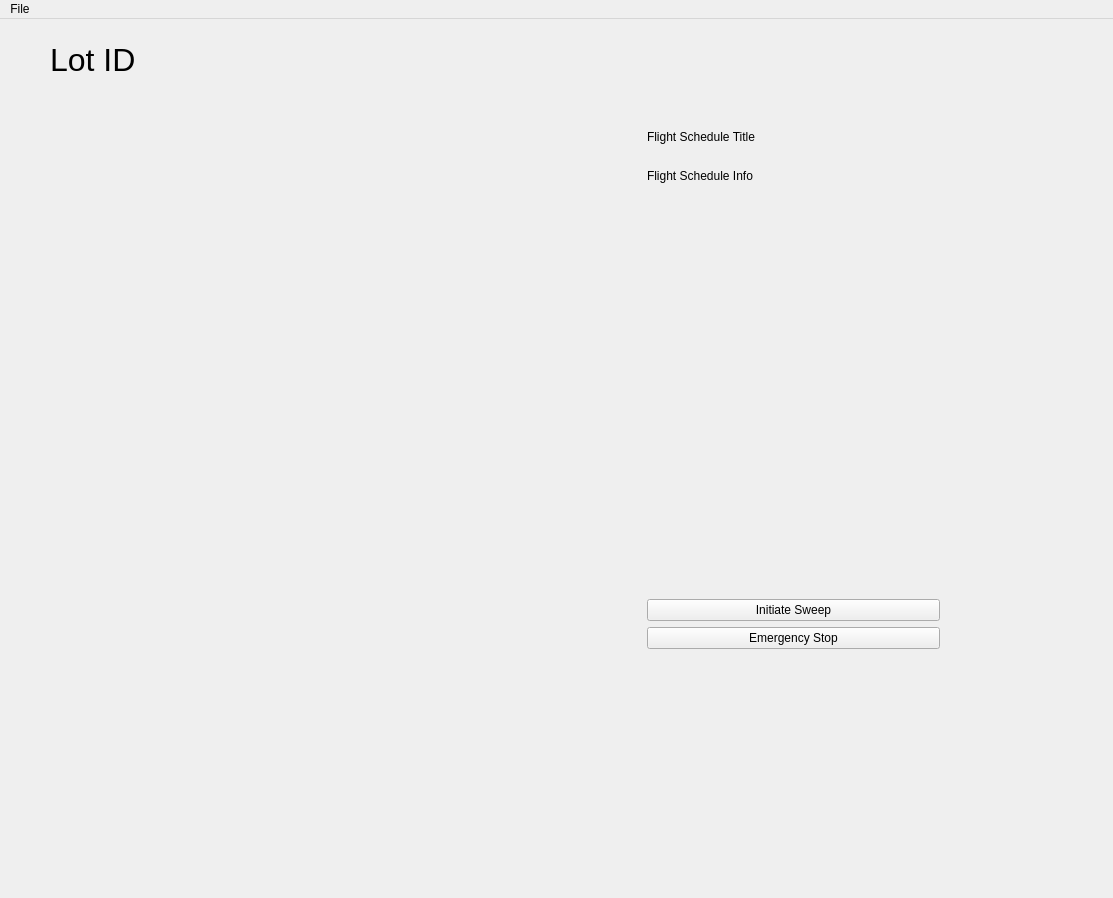
Old version of the form DronePark1/DronePark1/dronepark1.ui in the repository Nomen-Naught/DronePark1.
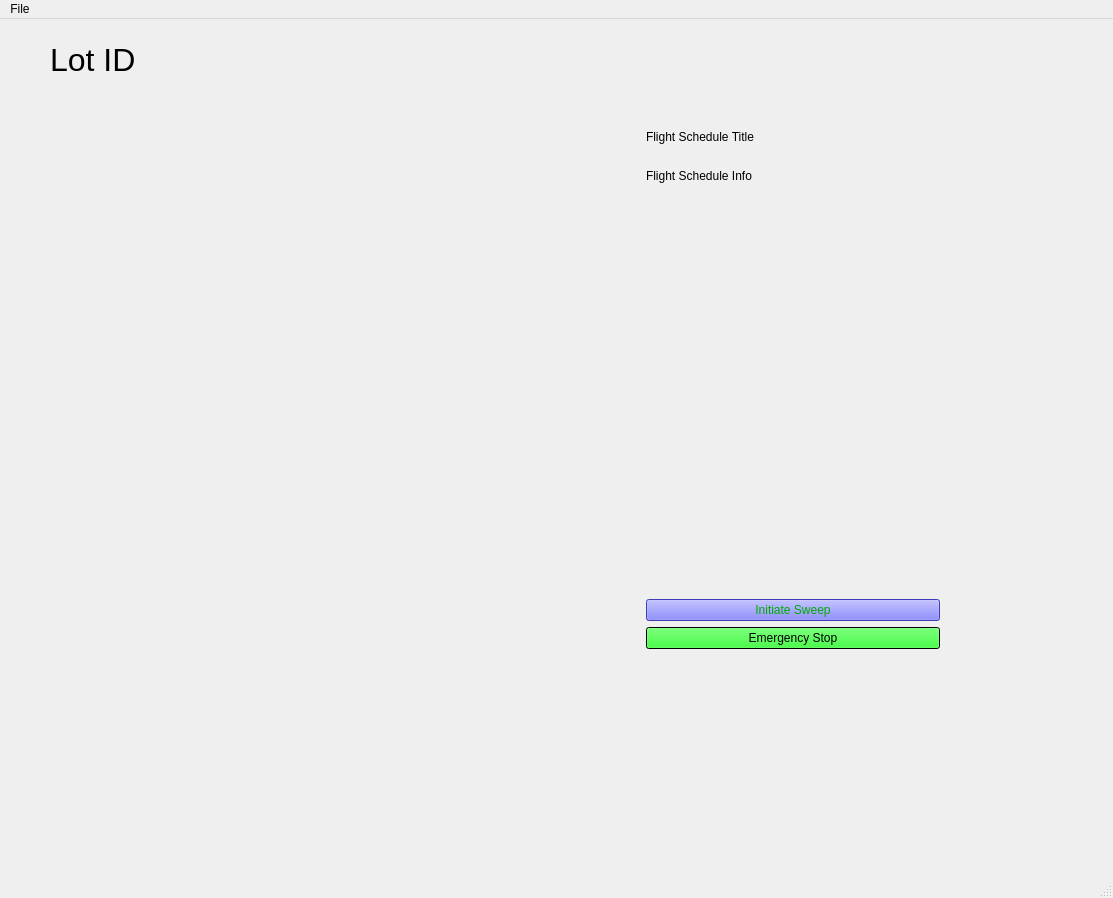
New version of the form. Icons and pictures are not drawn. Custom widgets are drawn as their Qt base class.

Commit message: Pretty button colours, also a status bar

The edit to the form file:
```diff
--- a/DronePark1/DronePark1/dronepark1.ui
+++ b/DronePark1/DronePark1/dronepark1.ui
@@ -10,6 +10,70 @@
     <height>898</height>
    </rect>
   </property>
+  <property name="palette">
+   <palette>
+    <active>
+     <colorrole role="Button">
+      <brush brushstyle="SolidPattern">
+       <color alpha="255">
+        <red>0</red>
+        <green>255</green>
+        <blue>0</blue>
+       </color>
+      </brush>
+     </colorrole>
+     <colorrole role="Shadow">
+      <brush brushstyle="SolidPattern">
+       <color alpha="255">
+        <red>0</red>
+        <green>170</green>
+        <blue>255</blue>
+       </color>
+      </brush>
+     </colorrole>
+    </active>
+    <inactive>
+     <colorrole role="Button">
+      <brush brushstyle="SolidPattern">
+       <color alpha="255">
+        <red>0</red>
+        <green>255</green>
+        <blue>0</blue>
+       </color>
+      </brush>
+     </colorrole>
+     <colorrole role="Shadow">
+      <brush brushstyle="SolidPattern">
+       <color alpha="255">
+        <red>0</red>
+        <green>170</green>
+        <blue>255</blue>
+       </color>
+      </brush>
+     </colorrole>
+    </inactive>
+    <disabled>
+     <colorrole role="Button">
+      <brush brushstyle="SolidPattern">
+       <color alpha="255">
+        <red>0</red>
+        <green>255</green>
+        <blue>0</blue>
+       </color>
+      </brush>
+     </colorrole>
+     <colorrole role="Shadow">
+      <brush brushstyle="SolidPattern">
+       <color alpha="255">
+        <red>0</red>
+        <green>170</green>
+        <blue>255</blue>
+       </color>
+      </brush>
+     </colorrole>
+    </disabled>
+   </palette>
+  </property>
   <property name="windowTitle">
    <string>DronePark1</string>
   </property>
@@ -67,13 +131,747 @@
              <height>300</height>
             </size>
            </property>
+           <property name="palette">
+            <palette>
+             <active>
+              <colorrole role="WindowText">
+               <brush brushstyle="SolidPattern">
+                <color alpha="255">
+                 <red>0</red>
+                 <green>0</green>
+                 <blue>0</blue>
+                </color>
+               </brush>
+              </colorrole>
+              <colorrole role="Button">
+               <brush brushstyle="SolidPattern">
+                <color alpha="255">
+                 <red>85</red>
+                 <green>85</green>
+                 <blue>255</blue>
+                </color>
+               </brush>
+              </colorrole>
+              <colorrole role="Light">
+               <brush brushstyle="SolidPattern">
+                <color alpha="255">
+                 <red>213</red>
+                 <green>213</green>
+                 <blue>255</blue>
+                </color>
+               </brush>
+              </colorrole>
+              <colorrole role="Midlight">
+               <brush brushstyle="SolidPattern">
+                <color alpha="255">
+                 <red>149</red>
+                 <green>149</green>
+                 <blue>255</blue>
+                </color>
+               </brush>
+              </colorrole>
+              <colorrole role="Dark">
+               <brush brushstyle="SolidPattern">
+                <color alpha="255">
+                 <red>42</red>
+                 <green>42</green>
+                 <blue>127</blue>
+                </color>
+               </brush>
+              </colorrole>
+              <colorrole role="Mid">
+               <brush brushstyle="SolidPattern">
+                <color alpha="255">
+                 <red>56</red>
+                 <green>56</green>
+                 <blue>170</blue>
+                </color>
+               </brush>
+              </colorrole>
+              <colorrole role="Text">
+               <brush brushstyle="SolidPattern">
+                <color alpha="255">
+                 <red>0</red>
+                 <green>0</green>
+                 <blue>0</blue>
+                </color>
+               </brush>
+              </colorrole>
+              <colorrole role="BrightText">
+               <brush brushstyle="SolidPattern">
+                <color alpha="255">
+                 <red>255</red>
+                 <green>255</green>
+                 <blue>255</blue>
+                </color>
+               </brush>
+              </colorrole>
+              <colorrole role="ButtonText">
+               <brush brushstyle="SolidPattern">
+                <color alpha="255">
+                 <red>0</red>
+                 <green>170</green>
+                 <blue>0</blue>
+                </color>
+               </brush>
+              </colorrole>
+              <colorrole role="Base">
+               <brush brushstyle="SolidPattern">
+                <color alpha="255">
+                 <red>255</red>
+                 <green>255</green>
+                 <blue>255</blue>
+                </color>
+               </brush>
+              </colorrole>
+              <colorrole role="Window">
+               <brush brushstyle="SolidPattern">
+                <color alpha="255">
+                 <red>85</red>
+                 <green>85</green>
+                 <blue>255</blue>
+                </color>
+               </brush>
+              </colorrole>
+              <colorrole role="Shadow">
+               <brush brushstyle="SolidPattern">
+                <color alpha="255">
+                 <red>0</red>
+                 <green>0</green>
+                 <blue>0</blue>
+                </color>
+               </brush>
+              </colorrole>
+              <colorrole role="AlternateBase">
+               <brush brushstyle="SolidPattern">
+                <color alpha="255">
+                 <red>170</red>
+                 <green>170</green>
+                 <blue>255</blue>
+                </color>
+               </brush>
+              </colorrole>
+              <colorrole role="ToolTipBase">
+               <brush brushstyle="SolidPattern">
+                <color alpha="255">
+                 <red>255</red>
+                 <green>255</green>
+                 <blue>220</blue>
+                </color>
+               </brush>
+              </colorrole>
+              <colorrole role="ToolTipText">
+               <brush brushstyle="SolidPattern">
+                <color alpha="255">
+                 <red>0</red>
+                 <green>0</green>
+                 <blue>0</blue>
+                </color>
+               </brush>
+              </colorrole>
+             </active>
+             <inactive>
+              <colorrole role="WindowText">
+               <brush brushstyle="SolidPattern">
+                <color alpha="255">
+                 <red>0</red>
+                 <green>0</green>
+                 <blue>0</blue>
+                </color>
+               </brush>
+              </colorrole>
+              <colorrole role="Button">
+               <brush brushstyle="SolidPattern">
+                <color alpha="255">
+                 <red>85</red>
+                 <green>85</green>
+                 <blue>255</blue>
+                </color>
+               </brush>
+              </colorrole>
+              <colorrole role="Light">
+               <brush brushstyle="SolidPattern">
+                <color alpha="255">
+                 <red>213</red>
+                 <green>213</green>
+                 <blue>255</blue>
+                </color>
+               </brush>
+              </colorrole>
+              <colorrole role="Midlight">
+               <brush brushstyle="SolidPattern">
+                <color alpha="255">
+                 <red>149</red>
+                 <green>149</green>
+                 <blue>255</blue>
+                </color>
+               </brush>
+              </colorrole>
+              <colorrole role="Dark">
+               <brush brushstyle="SolidPattern">
+                <color alpha="255">
+                 <red>42</red>
+                 <green>42</green>
+                 <blue>127</blue>
+                </color>
+               </brush>
+              </colorrole>
+              <colorrole role="Mid">
+               <brush brushstyle="SolidPattern">
+                <color alpha="255">
+                 <red>56</red>
+                 <green>56</green>
+                 <blue>170</blue>
+                </color>
+               </brush>
+              </colorrole>
+              <colorrole role="Text">
+               <brush brushstyle="SolidPattern">
+                <color alpha="255">
+                 <red>0</red>
+                 <green>0</green>
+                 <blue>0</blue>
+                </color>
+               </brush>
+              </colorrole>
+              <colorrole role="BrightText">
+               <brush brushstyle="SolidPattern">
+                <color alpha="255">
+                 <red>255</red>
+                 <green>255</green>
+                 <blue>255</blue>
+                </color>
+               </brush>
+              </colorrole>
+              <colorrole role="ButtonText">
+               <brush brushstyle="SolidPattern">
+                <color alpha="255">
+                 <red>0</red>
+                 <green>170</green>
+                 <blue>0</blue>
+                </color>
+               </brush>
+              </colorrole>
+              <colorrole role="Base">
+               <brush brushstyle="SolidPattern">
+                <color alpha="255">
+                 <red>255</red>
+                 <green>255</green>
+                 <blue>255</blue>
+                </color>
+               </brush>
+              </colorrole>
+              <colorrole role="Window">
+               <brush brushstyle="SolidPattern">
+                <color alpha="255">
+                 <red>85</red>
+                 <green>85</green>
+                 <blue>255</blue>
+                </color>
+               </brush>
+              </colorrole>
+              <colorrole role="Shadow">
+               <brush brushstyle="SolidPattern">
+                <color alpha="255">
+                 <red>0</red>
+                 <green>0</green>
+                 <blue>0</blue>
+                </color>
+               </brush>
+              </colorrole>
+              <colorrole role="AlternateBase">
+               <brush brushstyle="SolidPattern">
+                <color alpha="255">
+                 <red>170</red>
+                 <green>170</green>
+                 <blue>255</blue>
+                </color>
+               </brush>
+              </colorrole>
+              <colorrole role="ToolTipBase">
+               <brush brushstyle="SolidPattern">
+                <color alpha="255">
+                 <red>255</red>
+                 <green>255</green>
+                 <blue>220</blue>
+                </color>
+               </brush>
+              </colorrole>
+              <colorrole role="ToolTipText">
+               <brush brushstyle="SolidPattern">
+                <color alpha="255">
+                 <red>0</red>
+                 <green>0</green>
+                 <blue>0</blue>
+                </color>
+               </brush>
+              </colorrole>
+             </inactive>
+             <disabled>
+              <colorrole role="WindowText">
+               <brush brushstyle="SolidPattern">
+                <color alpha="255">
+                 <red>42</red>
+                 <green>42</green>
+                 <blue>127</blue>
+                </color>
+               </brush>
+              </colorrole>
+              <colorrole role="Button">
+               <brush brushstyle="SolidPattern">
+                <color alpha="255">
+                 <red>85</red>
+                 <green>85</green>
+                 <blue>255</blue>
+                </color>
+               </brush>
+              </colorrole>
+              <colorrole role="Light">
+               <brush brushstyle="SolidPattern">
+                <color alpha="255">
+                 <red>213</red>
+                 <green>213</green>
+                 <blue>255</blue>
+                </color>
+               </brush>
+              </colorrole>
+              <colorrole role="Midlight">
+               <brush brushstyle="SolidPattern">
+                <color alpha="255">
+                 <red>149</red>
+                 <green>149</green>
+                 <blue>255</blue>
+                </color>
+               </brush>
+              </colorrole>
+              <colorrole role="Dark">
+               <brush brushstyle="SolidPattern">
+                <color alpha="255">
+                 <red>42</red>
+                 <green>42</green>
+                 <blue>127</blue>
+                </color>
+               </brush>
+              </colorrole>
+              <colorrole role="Mid">
+               <brush brushstyle="SolidPattern">
+                <color alpha="255">
+                 <red>56</red>
+                 <green>56</green>
+                 <blue>170</blue>
+                </color>
+               </brush>
+              </colorrole>
+              <colorrole role="Text">
+               <brush brushstyle="SolidPattern">
+                <color alpha="255">
+                 <red>42</red>
+                 <green>42</green>
+                 <blue>127</blue>
+                </color>
+               </brush>
+              </colorrole>
+              <colorrole role="BrightText">
+               <brush brushstyle="SolidPattern">
+                <color alpha="255">
+                 <red>255</red>
+                 <green>255</green>
+                 <blue>255</blue>
+                </color>
+               </brush>
+              </colorrole>
+              <colorrole role="ButtonText">
+               <brush brushstyle="SolidPattern">
+                <color alpha="255">
+                 <red>42</red>
+                 <green>42</green>
+                 <blue>127</blue>
+                </color>
+               </brush>
+              </colorrole>
+              <colorrole role="Base">
+               <brush brushstyle="SolidPattern">
+                <color alpha="255">
+                 <red>85</red>
+                 <green>85</green>
+                 <blue>255</blue>
+                </color>
+               </brush>
+              </colorrole>
+              <colorrole role="Window">
+               <brush brushstyle="SolidPattern">
+                <color alpha="255">
+                 <red>85</red>
+                 <green>85</green>
+                 <blue>255</blue>
+                </color>
+               </brush>
+              </colorrole>
+              <colorrole role="Shadow">
+               <brush brushstyle="SolidPattern">
+                <color alpha="255">
+                 <red>0</red>
+                 <green>0</green>
+                 <blue>0</blue>
+                </color>
+               </brush>
+              </colorrole>
+              <colorrole role="AlternateBase">
+               <brush brushstyle="SolidPattern">
+                <color alpha="255">
+                 <red>85</red>
+                 <green>85</green>
+                 <blue>255</blue>
+                </color>
+               </brush>
+              </colorrole>
+              <colorrole role="ToolTipBase">
+               <brush brushstyle="SolidPattern">
+                <color alpha="255">
+                 <red>255</red>
+                 <green>255</green>
+                 <blue>220</blue>
+                </color>
+               </brush>
+              </colorrole>
+              <colorrole role="ToolTipText">
+               <brush brushstyle="SolidPattern">
+                <color alpha="255">
+                 <red>0</red>
+                 <green>0</green>
+                 <blue>0</blue>
+                </color>
+               </brush>
+              </colorrole>
+             </disabled>
+            </palette>
+           </property>
            <property name="text">
             <string>Initiate Sweep</string>
            </property>
           </widget>
          </item>
-         <item>
+         <item alignment="Qt::AlignVCenter">
           <widget class="QPushButton" name="pushButton">
+           <property name="minimumSize">
+            <size>
+             <width>294</width>
+             <height>0</height>
+            </size>
+           </property>
+           <property name="maximumSize">
+            <size>
+             <width>294</width>
+             <height>16777215</height>
+            </size>
+           </property>
+           <property name="palette">
+            <palette>
+             <active>
+              <colorrole role="WindowText">
+               <brush brushstyle="SolidPattern">
+                <color alpha="255">
+                 <red>0</red>
+                 <green>0</green>
+                 <blue>0</blue>
+                </color>
+               </brush>
+              </colorrole>
+              <colorrole role="Button">
+               <brush brushstyle="SolidPattern">
+                <color alpha="255">
+                 <red>0</red>
+                 <green>255</green>
+                 <blue>0</blue>
+                </color>
+               </brush>
+              </colorrole>
+              <colorrole role="Light">
+               <brush brushstyle="SolidPattern">
+                <color alpha="255">
+                 <red>13</red>
+                 <green>22</green>
+                 <blue>200</blue>
+                </color>
+               </brush>
+              </colorrole>
+              <colorrole role="Midlight">
+               <brush brushstyle="SolidPattern">
+                <color alpha="255">
+                 <red>255</red>
+                 <green>85</green>
+                 <blue>127</blue>
+                </color>
+               </brush>
+              </colorrole>
+              <colorrole role="Dark">
+               <brush brushstyle="SolidPattern">
+                <color alpha="255">
+                 <red>170</red>
+                 <green>0</green>
+                 <blue>255</blue>
+                </color>
+               </brush>
+              </colorrole>
+              <colorrole role="Text">
+               <brush brushstyle="SolidPattern">
+                <color alpha="255">
+                 <red>255</red>
+                 <green>0</green>
+                 <blue>0</blue>
+                </color>
+               </brush>
+              </colorrole>
+              <colorrole role="ButtonText">
+               <brush brushstyle="SolidPattern">
+                <color alpha="255">
+                 <red>200</red>
+                 <green>0</green>
+                 <blue>20</blue>
+                </color>
+               </brush>
+              </colorrole>
+              <colorrole role="Base">
+               <brush brushstyle="SolidPattern">
+                <color alpha="255">
+                 <red>255</red>
+                 <green>255</green>
+                 <blue>255</blue>
+                </color>
+               </brush>
+              </colorrole>
+              <colorrole role="Window">
+               <brush brushstyle="SolidPattern">
+                <color alpha="255">
+                 <red>0</red>
+                 <green>0</green>
+                 <blue>0</blue>
+                </color>
+               </brush>
+              </colorrole>
+              <colorrole role="Shadow">
+               <brush brushstyle="SolidPattern">
+                <color alpha="255">
+                 <red>0</red>
+                 <green>255</green>
+                 <blue>0</blue>
+                </color>
+               </brush>
+              </colorrole>
+              <colorrole role="AlternateBase">
+               <brush brushstyle="SolidPattern">
+                <color alpha="255">
+                 <red>0</red>
+                 <green>0</green>
+                 <blue>0</blue>
+                </color>
+               </brush>
+              </colorrole>
+             </active>
+             <inactive>
+              <colorrole role="WindowText">
+               <brush brushstyle="SolidPattern">
+                <color alpha="255">
+                 <red>0</red>
+                 <green>0</green>
+                 <blue>0</blue>
+                </color>
+               </brush>
+              </colorrole>
+              <colorrole role="Button">
+               <brush brushstyle="SolidPattern">
+                <color alpha="255">
+                 <red>0</red>
+                 <green>255</green>
+                 <blue>0</blue>
+                </color>
+               </brush>
+              </colorrole>
+              <colorrole role="Light">
+               <brush brushstyle="SolidPattern">
+                <color alpha="255">
+                 <red>13</red>
+                 <green>22</green>
+                 <blue>200</blue>
+                </color>
+               </brush>
+              </colorrole>
+              <colorrole role="Midlight">
+               <brush brushstyle="SolidPattern">
+                <color alpha="255">
+                 <red>255</red>
+                 <green>85</green>
+                 <blue>127</blue>
+                </color>
+               </brush>
+              </colorrole>
+              <colorrole role="Dark">
+               <brush brushstyle="SolidPattern">
+                <color alpha="255">
+                 <red>170</red>
+                 <green>0</green>
+                 <blue>255</blue>
+                </color>
+               </brush>
+              </colorrole>
+              <colorrole role="Text">
+               <brush brushstyle="SolidPattern">
+                <color alpha="255">
+                 <red>0</red>
+                 <green>0</green>
+                 <blue>0</blue>
+                </color>
+               </brush>
+              </colorrole>
+              <colorrole role="ButtonText">
+               <brush brushstyle="SolidPattern">
+                <color alpha="255">
+                 <red>0</red>
+                 <green>0</green>
+                 <blue>0</blue>
+                </color>
+               </brush>
+              </colorrole>
+              <colorrole role="Base">
+               <brush brushstyle="SolidPattern">
+                <color alpha="255">
+                 <red>255</red>
+                 <green>255</green>
+                 <blue>255</blue>
+                </color>
+               </brush>
+              </colorrole>
+              <colorrole role="Window">
+               <brush brushstyle="SolidPattern">
+                <color alpha="255">
+                 <red>0</red>
+                 <green>0</green>
+                 <blue>0</blue>
+                </color>
+               </brush>
+              </colorrole>
+              <colorrole role="Shadow">
+               <brush brushstyle="SolidPattern">
+                <color alpha="255">
+                 <red>0</red>
+                 <green>255</green>
+                 <blue>0</blue>
+                </color>
+               </brush>
+              </colorrole>
+              <colorrole role="AlternateBase">
+               <brush brushstyle="SolidPattern">
+                <color alpha="255">
+                 <red>0</red>
+                 <green>0</green>
+                 <blue>0</blue>
+                </color>
+               </brush>
+              </colorrole>
+             </inactive>
+             <disabled>
+              <colorrole role="WindowText">
+               <brush brushstyle="SolidPattern">
+                <color alpha="255">
+                 <red>170</red>
+                 <green>0</green>
+                 <blue>255</blue>
+                </color>
+               </brush>
+              </colorrole>
+              <colorrole role="Button">
+               <brush brushstyle="SolidPattern">
+                <color alpha="255">
+                 <red>0</red>
+                 <green>255</green>
+                 <blue>0</blue>
+                </color>
+               </brush>
+              </colorrole>
+              <colorrole role="Light">
+               <brush brushstyle="SolidPattern">
+                <color alpha="255">
+                 <red>13</red>
+                 <green>22</green>
+                 <blue>200</blue>
+                </color>
+               </brush>
+              </colorrole>
+              <colorrole role="Midlight">
+               <brush brushstyle="SolidPattern">
+                <color alpha="255">
+                 <red>255</red>
+                 <green>85</green>
+                 <blue>127</blue>
+                </color>
+               </brush>
+              </colorrole>
+              <colorrole role="Dark">
+               <brush brushstyle="SolidPattern">
+                <color alpha="255">
+                 <red>170</red>
+                 <green>0</green>
+                 <blue>255</blue>
+                </color>
+               </brush>
+              </colorrole>
+              <colorrole role="Text">
+               <brush brushstyle="SolidPattern">
+                <color alpha="255">
+                 <red>170</red>
+                 <green>0</green>
+                 <blue>255</blue>
+                </color>
+               </brush>
+              </colorrole>
+              <colorrole role="ButtonText">
+               <brush brushstyle="SolidPattern">
+                <color alpha="255">
+                 <red>170</red>
+                 <green>0</green>
+                 <blue>255</blue>
+                </color>
+               </brush>
+              </colorrole>
+              <colorrole role="Base">
+               <brush brushstyle="SolidPattern">
+                <color alpha="255">
+                 <red>0</red>
+                 <green>0</green>
+                 <blue>0</blue>
+                </color>
+               </brush>
+              </colorrole>
+              <colorrole role="Window">
+               <brush brushstyle="SolidPattern">
+                <color alpha="255">
+                 <red>0</red>
+                 <green>0</green>
+                 <blue>0</blue>
+                </color>
+               </brush>
+              </colorrole>
+              <colorrole role="Shadow">
+               <brush brushstyle="SolidPattern">
+                <color alpha="255">
+                 <red>0</red>
+                 <green>255</green>
+                 <blue>0</blue>
+                </color>
+               </brush>
+              </colorrole>
+              <colorrole role="AlternateBase">
+               <brush brushstyle="SolidPattern">
+                <color alpha="255">
+                 <red>0</red>
+                 <green>0</green>
+                 <blue>0</blue>
+                </color>
+               </brush>
+              </colorrole>
+             </disabled>
+            </palette>
+           </property>
            <property name="text">
             <string>Emergency Stop</string>
            </property>
@@ -128,6 +926,11 @@
    </widget>
    <addaction name="menuFile"/>
   </widget>
+  <widget class="QStatusBar" name="statusBar">
+   <property name="enabled">
+    <bool>true</bool>
+   </property>
+  </widget>
   <action name="actionParkingSpot">
    <property name="checkable">
     <bool>true</bool>
```
